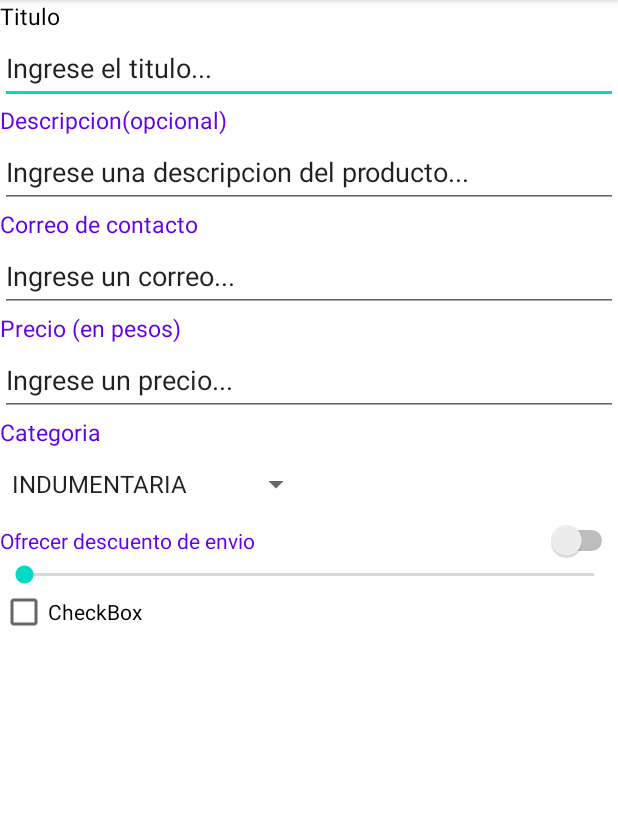
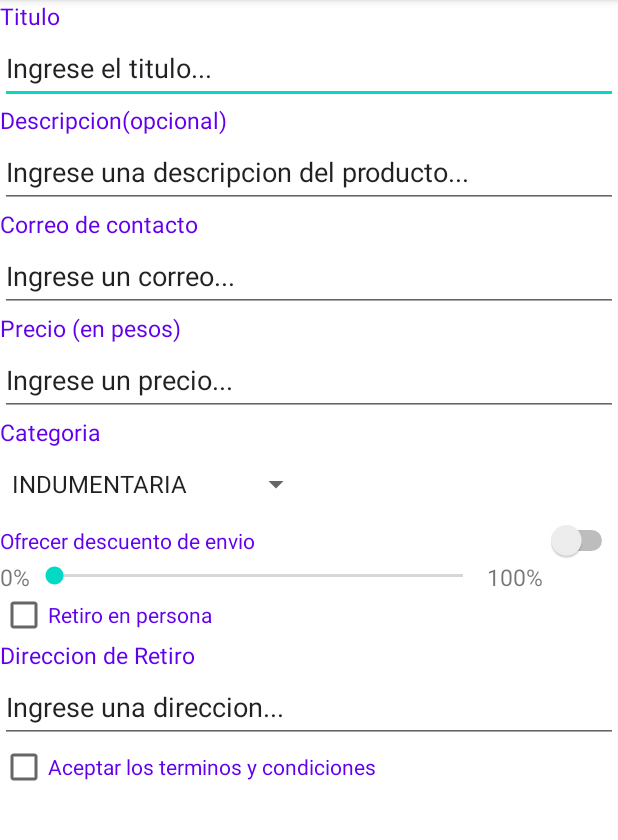
Before and after one commit to FedeNQ/PruebaLab, an Android app: the screen it shows after launch (MainActivity), on a phone screen of 412 x 824 dp, the part 84-924 px from its top. Run offline under Robolectric (Android 15) with nearby library versions, the phone set to English and light mode, and no system bars.

Commit message:
Agrego porcentajes y cambio algunos nombres para simplificar

```diff
--- a/app/src/main/res/layout/activity_main.xml
+++ b/app/src/main/res/layout/activity_main.xml
@@ -10,12 +10,12 @@
 
 
     <TextView
-        android:id="@+id/textView1"
+        android:id="@+id/titulo"
         android:layout_width="wrap_content"
         android:layout_height="wrap_content"
         android:text="@string/titulo"
         android:textAppearance="@style/TextAppearance.AppCompat.Display3"
-        android:textColor="@color/black"
+        android:textColor="@color/purple_500"
         android:textSize="15sp"
         tools:layout_conversion_absoluteHeight="20dp"
         tools:layout_editor_absoluteY="0dp"
@@ -23,7 +23,7 @@
         tools:layout_conversion_absoluteWidth="37dp" />
 
     <EditText
-        android:id="@+id/editTextTextPersonName1"
+        android:id="@+id/editTitulo"
         android:layout_width="match_parent"
         android:layout_height="wrap_content"
         android:ems="10"
@@ -32,7 +32,7 @@
         android:text="@string/editTitulo" />
 
     <TextView
-        android:id="@+id/textView2"
+        android:id="@+id/descripcion"
         android:layout_width="wrap_content"
         android:layout_height="wrap_content"
         android:text="@string/descripcion"
@@ -41,7 +41,7 @@
         android:textSize="15sp" />
 
     <EditText
-        android:id="@+id/editTextTextPersonName2"
+        android:id="@+id/editDescripcion"
         android:layout_width="match_parent"
         android:layout_height="wrap_content"
         android:ems="10"
@@ -50,7 +50,7 @@
         android:text="@string/editDescripcion"/>
 
     <TextView
-        android:id="@+id/textView3"
+        android:id="@+id/correo"
         android:layout_width="wrap_content"
         android:layout_height="wrap_content"
         android:text="@string/correo"
@@ -59,7 +59,7 @@
         android:textSize="15sp" />
 
     <EditText
-        android:id="@+id/editTextTextEmailAddress"
+        android:id="@+id/editCorreo"
         android:layout_width="match_parent"
         android:layout_height="wrap_content"
         android:ems="10"
@@ -67,7 +67,7 @@
         android:minHeight="48dp"
         android:text="@string/editCorreo" />
     <TextView
-        android:id="@+id/textView4"
+        android:id="@+id/precio"
         android:layout_width="wrap_content"
         android:layout_height="wrap_content"
         android:text="@string/precio"
@@ -76,7 +76,7 @@
         android:textSize="15sp" />
 
     <EditText
-        android:id="@+id/editTextNumber"
+        android:id="@+id/editPrecio"
         android:layout_width="match_parent"
         android:layout_height="wrap_content"
         android:ems="10"
@@ -84,7 +84,7 @@
         android:minHeight="48dp"
         android:text="@string/editPrecio" />
     <TextView
-        android:id="@+id/textView5"
+        android:id="@+id/categoria"
         android:layout_width="wrap_content"
         android:layout_height="wrap_content"
         android:text="@string/categoria"
@@ -100,26 +100,71 @@
         android:minHeight="48dp"/>
 
     <Switch
-        android:id="@+id/switch2"
+        android:id="@+id/envio"
         android:layout_width="match_parent"
         android:layout_height="wrap_content"
         android:text="@string/envio"
         android:textColor="@color/purple_500"
         android:visibility="visible"/>
 
-    <SeekBar
-        android:id="@+id/seekBar3"
+    <LinearLayout
+        android:layout_width="362dp"
+        android:layout_height="20dp"
+        android:orientation="horizontal">
+
+        <TextView
+            android:id="@+id/minDesc"
+            android:layout_width="wrap_content"
+            android:layout_height="wrap_content"
+            android:text="@string/minDesc"
+            android:textSize="15sp" />
+
+        <SeekBar
+            android:id="@+id/barrita"
+            android:layout_width="400dp"
+            android:layout_height="match_parent"
+            android:layout_weight="1"
+            android:max="100" />
+
+        <TextView
+            android:id="@+id/maxDesc"
+            android:layout_width="wrap_content"
+            android:layout_height="wrap_content"
+            android:text="@string/maxDesc"
+            android:textSize="15sp" />
+
+    </LinearLayout>
+
+    <CheckBox
+        android:id="@+id/retiro"
         android:layout_width="match_parent"
         android:layout_height="wrap_content"
-        android:min="0"
-        android:max="100"
-        />
+        android:textColor="@color/purple_500"
+        android:text="@string/retiro"/>
+
+    <TextView
+        android:id="@+id/direccion"
+        android:layout_width="wrap_content"
+        android:layout_height="wrap_content"
+        android:text="@string/direccion"
+        android:textAppearance="@style/TextAppearance.AppCompat.Display3"
+        android:textColor="@color/purple_500"
+        android:textSize="15sp" />
+
+    <EditText
+        android:id="@+id/editDireccion"
+        android:layout_width="match_parent"
+        android:layout_height="wrap_content"
+        android:ems="10"
+        android:inputType="textPersonName"
+        android:minHeight="48dp"
+        android:text="@string/editDireccion" />
+
 
     <CheckBox
-        android:id="@+id/checkBox"
+        android:id="@+id/terminos"
         android:layout_width="match_parent"
         android:layout_height="wrap_content"
-        android:text="CheckBox"/>
-
-
+        android:textColor="@color/purple_500"
+        android:text="@string/terminos"/>
 </LinearLayout>
--- a/app/src/main/res/values/strings.xml
+++ b/app/src/main/res/values/strings.xml
@@ -12,6 +12,12 @@
     <string name="editPrecio">Ingrese un precio...</string>
     <string name="categoria">Categoria</string>
     <string name="envio">Ofrecer descuento de envio</string>
+    <string name="retiro">Retiro en persona</string>
+    <string name="direccion">Direccion de Retiro</string>
+    <string name="editDireccion">Ingrese una direccion...</string>
+    <string name="terminos">Aceptar los terminos y condiciones</string>
+    <string name="minDesc">0%</string>
+    <string name="maxDesc">100%</string>
     <string-array name="categorias">
         <item>INDUMENTARIA</item>
         <item>ELECTRONICA</item>
```
